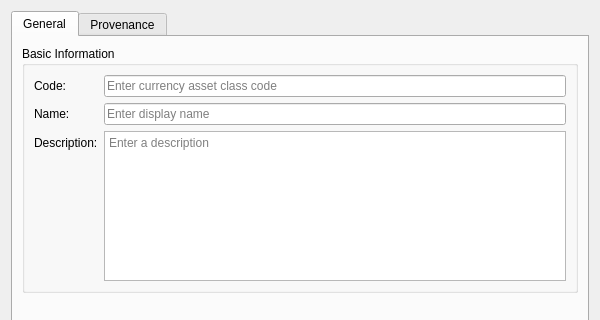
Before: the Qt Designer form projects/ores.qt/refdata/ui/MonetaryNatureDetailDialog.ui in OreStudio/OreStudio, drawn with Qt 5; both pictures show x 0 to 600 and y 0 to 320 of the 600 by 500 pixel window.
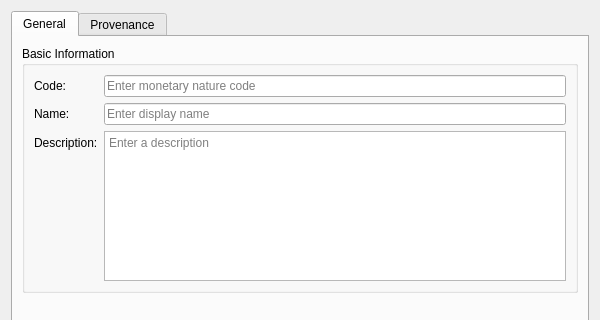
After: the same form once the commit is applied. Custom widgets are drawn as their Qt base class.

Commit message:
[qt,codegen] Sync Qt codegen for currency auxiliary entities
Fix facet catalogue output paths (dot→slash notation), fix missing .api
segments in entity model includes, fix protocol field name bugs
(result->rounding_types etc → result->types), add UiPersistence geometry
calls to all three tracked controller files, and regenerate 22 Qt
hpp/cpp/ui files. Accepted drift: ChangeReasonCache (entity-specific,
template cannot model), clang-format style differences.

Patch:
```diff
--- a/projects/ores.qt/refdata/ui/MonetaryNatureDetailDialog.ui
+++ b/projects/ores.qt/refdata/ui/MonetaryNatureDetailDialog.ui
@@ -48,7 +48,7 @@
           <item row="0" column="1">
            <widget class="QLineEdit" name="codeEdit">
             <property name="placeholderText">
-             <string>Enter currency asset class code</string>
+             <string>Enter monetary nature code</string>
             </property>
            </widget>
           </item>
```
The commit also changes 33 other files.
